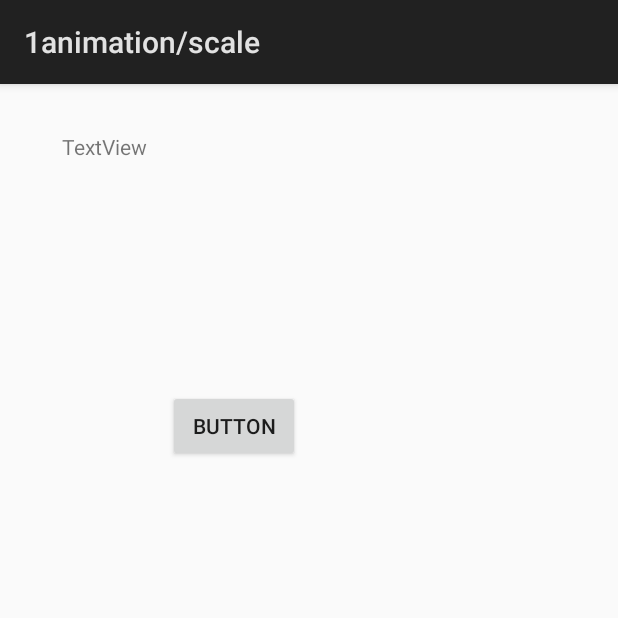
After one commit to zxzxzxygithub/superdemo, an Android app: the ScaleAniTest screen opened directly, with no data from a screen before it, on a phone screen of 412 x 824 dp, the top half of it. The commit adds this screen. Run offline under Robolectric (Android 15) with nearby library versions, the phone set to English and light mode, and no system bars; our stand-ins replace ButterKnife.

```diff
--- /dev/null
+++ b/app/src/main/java/com/test/emptydemo/ScaleAniTest.java
@@ -0,0 +1,40 @@
+package com.test.emptydemo;
+
+import android.app.Activity;
+import android.os.Bundle;
+import android.view.View;
+import android.view.animation.Animation;
+import android.view.animation.AnimationUtils;
+import android.widget.Button;
+import android.widget.RelativeLayout;
+import android.widget.TextView;
+
+import butterknife.BindView;
+import butterknife.ButterKnife;
+import butterknife.OnClick;
+
+public class ScaleAniTest extends Activity implements View.OnClickListener {
+
+    @BindView(R.id.button)
+    Button button;
+    @BindView(R.id.activity_scale_ani_test)
+    RelativeLayout activityScaleAniTest;
+    @BindView(R.id.textView)
+    TextView textView;
+
+    @Override
+    protected void onCreate(Bundle savedInstanceState) {
+        super.onCreate(savedInstanceState);
+        setContentView(R.layout.activity_scale_ani_test);
+        ButterKnife.bind(this);
+    }
+
+    @OnClick(R.id.button)
+    @Override
+    public void onClick(View v) {
+
+        Animation animation = AnimationUtils.loadAnimation(this, R.anim.scaleout);
+        textView.startAnimation(animation);
+
+    }
+}
--- /dev/null
+++ b/app/src/main/res/anim/scaleout.xml
@@ -0,0 +1,12 @@
+<?xml version="1.0" encoding="utf-8"?>
+<set xmlns:android="http://schemas.android.com/apk/res/android">
+    <scale
+        android:duration="2000"
+        android:fromXScale="1.0"
+        android:fromYScale="1.0"
+        android:pivotX="50"
+        android:pivotY="50"
+        android:toXScale="0"
+        android:toYScale="0" />
+
+</set>
--- /dev/null
+++ b/app/src/main/res/layout/activity_scale_ani_test.xml
@@ -0,0 +1,32 @@
+<?xml version="1.0" encoding="utf-8"?>
+<RelativeLayout xmlns:android="http://schemas.android.com/apk/res/android"
+    xmlns:tools="http://schemas.android.com/tools"
+    android:id="@+id/activity_scale_ani_test"
+    android:layout_width="match_parent"
+    android:layout_height="match_parent"
+    android:paddingBottom="@dimen/activity_vertical_margin"
+    android:paddingLeft="@dimen/activity_horizontal_margin"
+    android:paddingRight="@dimen/activity_horizontal_margin"
+    android:paddingTop="@dimen/activity_vertical_margin"
+    tools:context="com.test.emptydemo.ScaleAniTest">
+
+    <Button
+        android:text="Button"
+        android:layout_width="wrap_content"
+        android:layout_height="wrap_content"
+        android:layout_alignParentTop="true"
+        android:layout_alignParentStart="true"
+        android:layout_marginStart="96dp"
+        android:layout_marginTop="188dp"
+        android:id="@+id/button" />
+
+    <TextView
+        android:text="TextView"
+        android:layout_width="wrap_content"
+        android:layout_height="wrap_content"
+        android:layout_alignParentTop="true"
+        android:layout_alignParentStart="true"
+        android:layout_marginStart="25dp"
+        android:layout_marginTop="16dp"
+        android:id="@+id/textView" />
+</RelativeLayout>
```
Also changed, not shown: app/src/main/AndroidManifest.xml (+33 -7 lines), app/src/main/java/com/test/emptydemo/AddViewBeforeOncreate.java (added, +21 -0 lines), app/src/main/java/com/test/emptydemo/ModelView.java (+12 -4 lines), app/src/main/java/com/test/emptydemo/SecondActivity.java (+34 -1 lines), app/src/main/java/com/test/emptydemo/WelcomAniManagerImpl.java (+14 -2 lines), app/src/main/java/com/test/emptydemo/WelcomeAniManager.java (+2 -0 lines), app/src/main/res/layout/activity_add_view_before_oncreate.xml (added, +13 -0 lines), app/src/main/res/values/styles.xml (+8 -0 lines).
